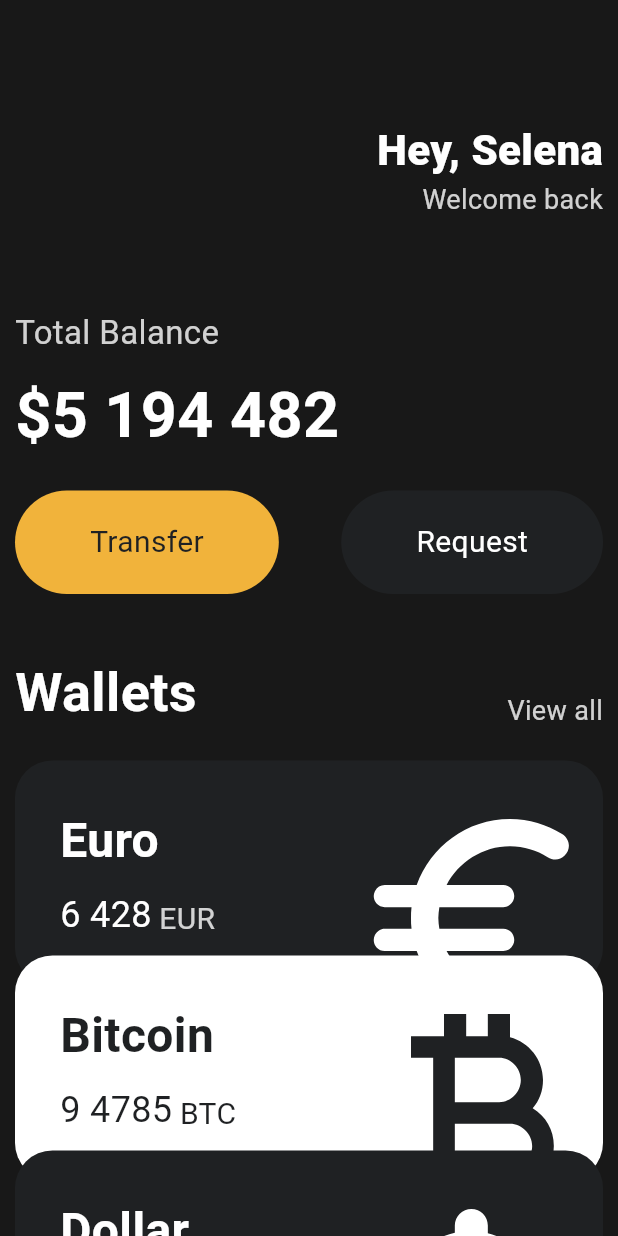
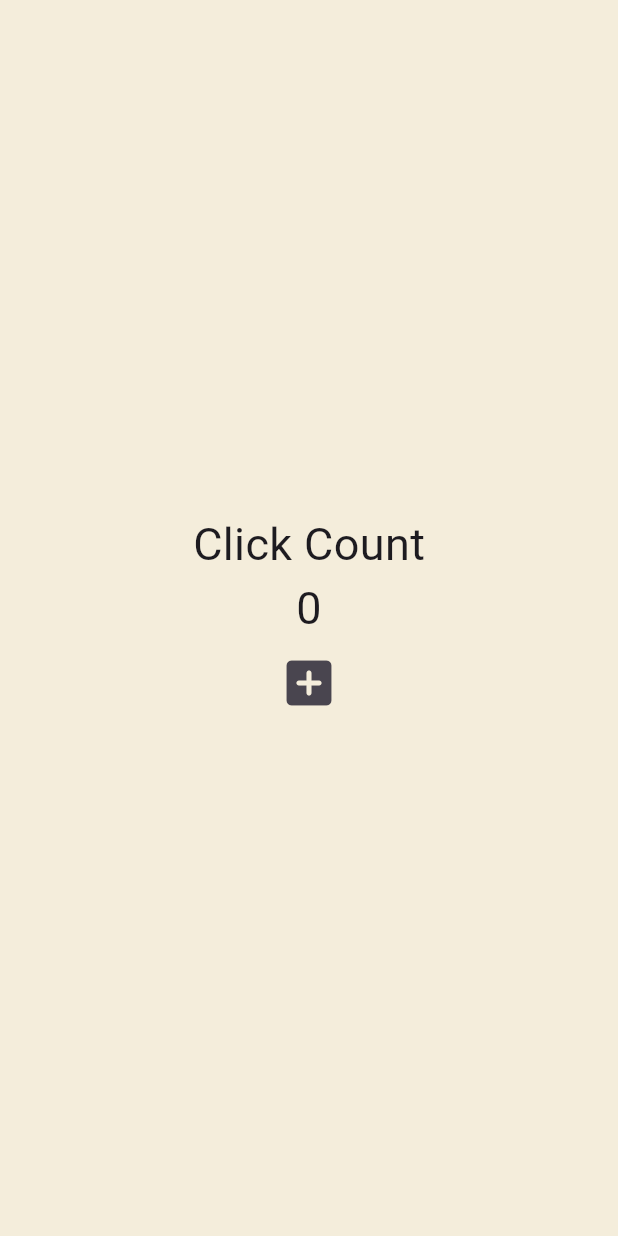
Before and after one commit to nakusha/toonflix, a Flutter app: the screen it shows after launch, on a phone screen of 412 x 824 dp. Run offline on Flutter 3.47's test engine with Material 3 defaults, Android fonts, the phone set to English and light mode, and no system bars.

```diff
--- a/lib/main.dart
+++ b/lib/main.dart
@@ -1,145 +1,52 @@
 import 'package:flutter/material.dart';
-import 'package:toonflix/widgets/button.dart';
-import 'package:toonflix/widgets/currency_card.dart';
 
 void main() {
   runApp(const App());
 }
 
-class App extends StatelessWidget {
+class App extends StatefulWidget {
   const App({super.key});
+
+  @override
+  State<App> createState() => _AppState();
+}
+
+class _AppState extends State<App> {
+  int counter = 0;
+
+  void onClick() {
+    setState(() {
+      counter = counter + 1;
+    });
+  }
 
   @override
   Widget build(BuildContext context) {
     return MaterialApp(
       home: Scaffold(
-          backgroundColor: const Color(0xFF181818),
-          body: SingleChildScrollView(
-            child: Padding(
-              padding: const EdgeInsets.symmetric(horizontal: 10),
+        backgroundColor: const Color(0xFFF4EDDB),
+        body: Center(
           child: Column(
-                crossAxisAlignment: CrossAxisAlignment.start,
+            mainAxisAlignment: MainAxisAlignment.center,
             children: [
-                  const SizedBox(
-                    height: 80,
-                  ),
-                  const Row(
-                    mainAxisAlignment: MainAxisAlignment.end,
-                    children: [
-                      Column(
-                        crossAxisAlignment: CrossAxisAlignment.end,
-                        children: [
-                          Text(
-                            'Hey, Selena',
+              const Text(
+                'Click Count',
                 style: TextStyle(
-                              color: Colors.white,
-                              fontSize: 28,
-                              fontWeight: FontWeight.w800,
+                  fontSize: 30,
                 ),
               ),
               Text(
-                            'Welcome back',
-                            style: TextStyle(
-                              color: Color.fromRGBO(255, 255, 255, 0.8),
-                              fontSize: 18,
+                '$counter',
+                style: const TextStyle(fontSize: 30),
               ),
-                          ),
-                        ],
-                      )
-                    ],
-                  ),
-                  const SizedBox(
-                    height: 60,
-                  ),
-                  Text(
-                    'Total Balance',
-                    style: TextStyle(
-                        color: Colors.white.withOpacity(0.8), fontSize: 22),
-                  ),
-                  const SizedBox(
-                    height: 10,
-                  ),
-                  const Text(
-                    '\$5 194 482',
-                    style: TextStyle(
-                      fontSize: 42,
-                      color: Colors.white,
-                      fontWeight: FontWeight.w600,
-                    ),
-                  ),
-                  const SizedBox(
-                    height: 20,
-                  ),
-                  const Row(
-                    mainAxisAlignment: MainAxisAlignment.spaceBetween,
-                    children: [
-                      Button(
-                        text: 'Transfer',
-                        textColor: Color(0xFF1f2123),
-                        bgColor: Color(0xFFf1b33b),
-                      ),
-                      Button(
-                        text: 'Request',
-                        textColor: Colors.white,
-                        bgColor: Color(0xFF1f2123),
-                      ),
-                    ],
-                  ),
-                  const SizedBox(
-                    height: 40,
-                  ),
-                  Row(
-                    mainAxisAlignment: MainAxisAlignment.spaceBetween,
-                    crossAxisAlignment: CrossAxisAlignment.end,
-                    children: [
-                      const Text(
-                        'Wallets',
-                        style: TextStyle(
-                          color: Colors.white,
-                          fontWeight: FontWeight.w600,
-                          fontSize: 36,
-                        ),
-                      ),
-                      Text(
-                        'View all',
-                        style: TextStyle(
-                          color: Colors.white.withOpacity(0.8),
-                          fontSize: 18,
-                        ),
-                      )
-                    ],
-                  ),
-                  const SizedBox(
-                    height: 20,
-                  ),
-                  const CurrencyCard(
-                    name: 'Euro',
-                    code: 'EUR',
-                    amount: '6 428',
-                    icon: Icons.euro_rounded,
-                    isInverted: false,
-                    order: 0,
-                  ),
-                  const CurrencyCard(
-                    name: 'Bitcoin',
-                    code: 'BTC',
-                    amount: '9 4785',
-                    icon: Icons.currency_bitcoin,
-                    isInverted: true,
-                    order: 1,
-                  ),
-                  const CurrencyCard(
-                    name: 'Dollar',
-                    code: 'USD',
-                    amount: '55 622',
-                    icon: Icons.attach_money_rounded,
-                    isInverted: false,
-                    order: 2,
-                  ),
+              IconButton(
+                  iconSize: 40,
+                  onPressed: onClick,
+                  icon: const Icon(Icons.add_box_rounded))
             ],
           ),
         ),
-          )),
+      ),
     );
   }
 }
```
Also changed, not shown: lib/archive/main.dart (added, +145 -0 lines), lib/archive/widgets/button.dart (renamed from lib/widgets/button.dart), lib/archive/widgets/currency_card.dart (renamed from lib/widgets/currency_card.dart). Lines whose indentation alone changed are shown as unchanged.
